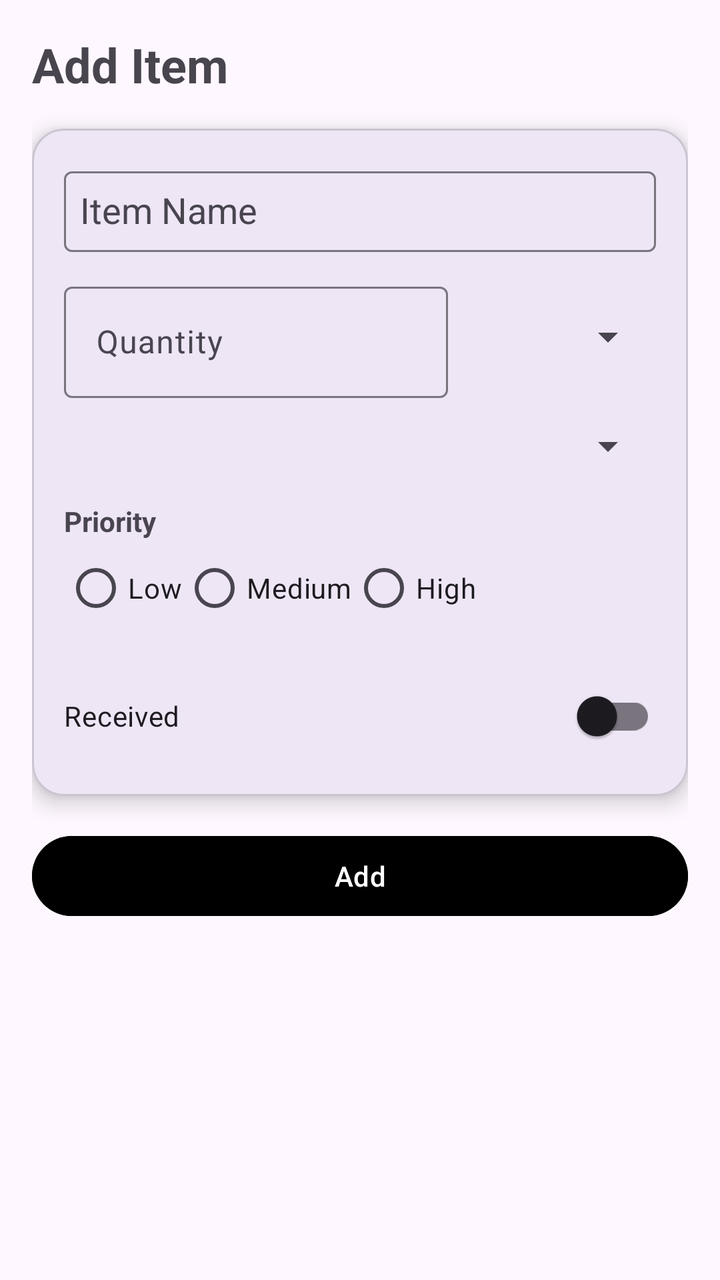
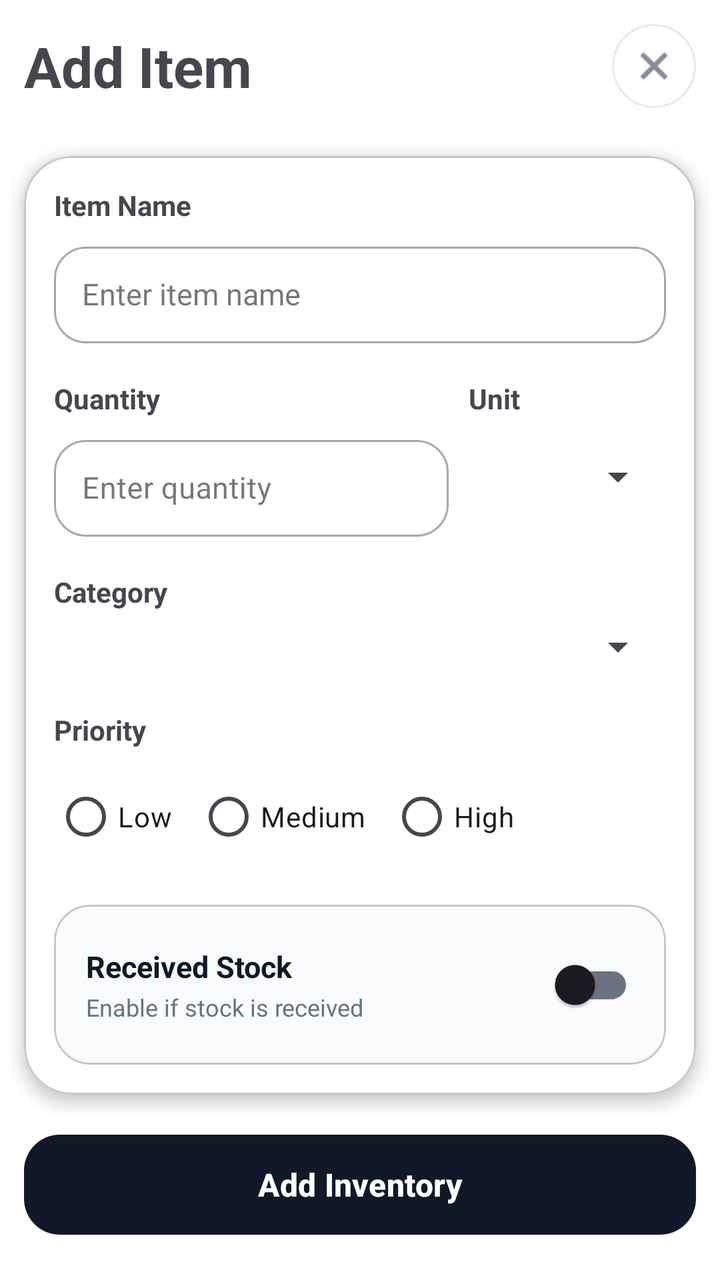

An Android layout rendered at two revisions. The XML below is the earlier revision; the diff shows what the commit changed to produce the second picture.
<!-- AndroidManifest.xml: application theme Theme.MVVMArchitecture -->
<!-- res/layout/bottom_sheet_add.xml -->
<ScrollView xmlns:android="http://schemas.android.com/apk/res/android"
    xmlns:app="http://schemas.android.com/apk/res-auto"
    android:layout_width="match_parent"
    android:layout_height="match_parent"
    android:fillViewport="true"
    android:padding="16dp">

    <LinearLayout
        android:layout_width="match_parent"
        android:layout_height="wrap_content"
        android:orientation="vertical">

        
        <TextView
            android:id="@+id/tvTitle"
            android:layout_width="wrap_content"
            android:layout_height="wrap_content"
            android:text="Add Item"
            android:textSize="24sp"
            android:textStyle="bold"
            android:layout_marginBottom="16dp" />

        
        <com.google.android.material.card.MaterialCardView
            android:layout_width="match_parent"
            android:layout_height="wrap_content"
            app:cardCornerRadius="16dp"
            app:cardElevation="6dp">

            <LinearLayout
                android:layout_width="match_parent"
                android:layout_height="wrap_content"
                android:orientation="vertical"
                android:padding="16dp">

                
                <com.google.android.material.textfield.TextInputLayout
                    android:layout_width="match_parent"
                    android:layout_height="wrap_content"
                    android:hint="Item Name">

                    <AutoCompleteTextView
                        android:id="@+id/etName"
                        android:layout_width="match_parent"
                        android:padding="8dp"
                        android:layout_height="wrap_content"/>
                </com.google.android.material.textfield.TextInputLayout>

                
                <LinearLayout
                    android:layout_width="match_parent"
                    android:layout_height="wrap_content"
                    android:orientation="horizontal"
                    android:layout_marginTop="12dp">

                    <com.google.android.material.textfield.TextInputLayout
                        android:layout_width="0dp"
                        android:layout_height="wrap_content"
                        android:layout_weight="2"
                        android:hint="Quantity">

                        <EditText
                            android:id="@+id/etQuantity"
                            android:layout_width="match_parent"
                            android:layout_height="wrap_content"
                            android:inputType="numberDecimal"/>
                    </com.google.android.material.textfield.TextInputLayout>

                    <com.google.android.material.textfield.TextInputLayout
                        android:layout_width="0dp"
                        android:layout_height="wrap_content"
                        android:layout_weight="1"
                        android:layout_gravity="center"
                        android:layout_marginStart="8dp"
                        android:hint="Unit">

                        <Spinner
                            android:id="@+id/spinnerUnit"
                            android:layout_width="match_parent"
                            android:layout_height="wrap_content"/>
                    </com.google.android.material.textfield.TextInputLayout>
                </LinearLayout>

                
                <com.google.android.material.textfield.TextInputLayout
                    android:layout_width="match_parent"
                    android:layout_height="wrap_content"
                    android:layout_marginTop="12dp"
                    android:hint="Category">

                    <Spinner
                        android:id="@+id/spinnerCategory"
                        android:layout_width="match_parent"
                        android:layout_height="wrap_content"/>
                </com.google.android.material.textfield.TextInputLayout>

                
                <TextView
                    android:layout_width="wrap_content"
                    android:layout_height="wrap_content"
                    android:text="Priority"
                    android:textStyle="bold"
                    android:layout_marginTop="16dp"/>

                
                <RadioGroup
                    android:id="@+id/radioGroupPriority"
                    android:layout_width="match_parent"
                    android:layout_height="wrap_content"
                    android:orientation="horizontal">

                    <RadioButton
                        android:layout_width="wrap_content"
                        android:layout_height="wrap_content"
                        android:text="Low"/>

                    <RadioButton
                        android:layout_width="wrap_content"
                        android:layout_height="wrap_content"
                        android:text="Medium"/>

                    <RadioButton
                        android:layout_width="wrap_content"
                        android:layout_height="wrap_content"
                        android:text="High"/>
                </RadioGroup>

                
                <com.google.android.material.switchmaterial.SwitchMaterial
                    android:id="@+id/switchReceived"
                    android:layout_width="match_parent"
                    android:layout_height="wrap_content"
                    android:text="Received"
                    android:layout_marginTop="16dp"/>

                
                <LinearLayout
                    android:id="@+id/layoutReceived"
                    android:layout_width="match_parent"
                    android:layout_height="wrap_content"
                    android:orientation="vertical"
                    android:layout_marginTop="12dp"
                    android:padding="12dp"
                    android:visibility="gone">

                    <TextView
                        android:layout_width="wrap_content"
                        android:layout_height="wrap_content"
                        android:text="Received Quantity"
                        android:textStyle="bold"/>

                    <SeekBar
                        android:id="@+id/seekReceived"
                        android:layout_width="match_parent"
                        android:layout_height="wrap_content"/>

                    <TextView
                        android:id="@+id/tvReceivedValue"
                        android:layout_width="wrap_content"
                        android:layout_height="wrap_content"
                        android:text="0"/>

                    <com.google.android.material.textfield.TextInputLayout
                        android:layout_width="match_parent"
                        android:layout_height="wrap_content"
                        android:layout_marginTop="8dp"
                        android:hint="Total Cost">

                        <EditText
                            android:id="@+id/etCost"
                            android:layout_width="match_parent"
                            android:layout_height="wrap_content"
                            android:inputType="numberDecimal"/>
                    </com.google.android.material.textfield.TextInputLayout>

                </LinearLayout>

            </LinearLayout>
        </com.google.android.material.card.MaterialCardView>

        
        <com.google.android.material.button.MaterialButton
            android:id="@+id/btnSave"
            android:layout_width="match_parent"
            android:layout_height="48dp"
            android:text="Add"
            android:backgroundTint="@color/black"
            android:layout_marginTop="16dp"/>

        
        <ProgressBar
            android:id="@+id/progress"
            android:layout_width="wrap_content"
            android:layout_height="wrap_content"
            android:layout_gravity="center"
            android:layout_marginTop="12dp"
            android:visibility="gone"/>

    </LinearLayout>
</ScrollView>
<!-- resources referenced by this layout -->
<resources>
  <color name="black">#FF000000</color>
  <style name="Theme.MVVMArchitecture" parent="Base.Theme.MVVMArchitecture" />
  <style name="Base.Theme.MVVMArchitecture" parent="Theme.Material3.DayNight.NoActionBar">
          
          
      </style>
</resources>

<!-- the commit's change to res/layout/bottom_sheet_add.xml (unified diff, before → after) -->
@@ -1,200 +1,412 @@
-<ScrollView xmlns:android="http://schemas.android.com/apk/res/android"
+<?xml version="1.0" encoding="utf-8"?>
+<LinearLayout
+    xmlns:android="http://schemas.android.com/apk/res/android"
     xmlns:app="http://schemas.android.com/apk/res-auto"
     android:layout_width="match_parent"
-    android:layout_height="match_parent"
-    android:fillViewport="true"
-    android:padding="16dp">
-
+    android:layout_height="wrap_content"
+    android:background="?attr/colorOnPrimary"
+    android:orientation="vertical">
+
+    
     <LinearLayout
         android:layout_width="match_parent"
         android:layout_height="wrap_content"
-        android:orientation="vertical">
+        android:elevation="3dp"
+        android:orientation="vertical"
+        android:padding="12dp">
 
         
-        <TextView
-            android:id="@+id/tvTitle"
-            android:layout_width="wrap_content"
-            android:layout_height="wrap_content"
-            android:text="Add Item"
-            android:textSize="24sp"
-            android:textStyle="bold"
-            android:layout_marginBottom="16dp" />
-
-        
-        <com.google.android.material.card.MaterialCardView
+        <LinearLayout
             android:layout_width="match_parent"
             android:layout_height="wrap_content"
-            app:cardCornerRadius="16dp"
-            app:cardElevation="6dp">
+            android:gravity="center_vertical"
+            android:orientation="horizontal">
+
+            
+            <LinearLayout
+                android:layout_width="0dp"
+                android:layout_height="wrap_content"
+                android:layout_weight="1"
+                android:orientation="vertical">
+
+                <TextView
+                    android:id="@+id/tvTitle"
+                    android:layout_width="wrap_content"
+                    android:layout_height="wrap_content"
+                    android:text="Add Item"
+                    android:textSize="28sp"
+                    android:textStyle="bold" />
+
+            </LinearLayout>
+
+            
+            <com.google.android.material.card.MaterialCardView
+                android:id="@+id/btnCloseContainer"
+                android:layout_width="42dp"
+                android:layout_height="42dp"
+                app:cardCornerRadius="21dp"
+                app:cardElevation="0dp"
+                app:strokeColor="#E5E7EB"
+                app:strokeWidth="1dp"
+                app:cardBackgroundColor="#FFFFFF">
+
+                <ImageView
+                    android:id="@+id/btnClose"
+                    android:layout_width="match_parent"
+                    android:layout_height="match_parent"
+                    android:padding="10dp"
+                    android:background="?attr/selectableItemBackgroundBorderless"
+                    android:src="@android:drawable/ic_menu_close_clear_cancel"
+                    app:tint="#374151" />
+
+            </com.google.android.material.card.MaterialCardView>
+        </LinearLayout>
+
+    </LinearLayout>
+    <ScrollView
+        android:layout_width="match_parent"
+        android:layout_height="0dp"
+        android:layout_weight="1"
+        android:fillViewport="true">
+
+        
+        <LinearLayout
+            android:layout_width="match_parent"
+            android:layout_height="wrap_content"
+            android:orientation="vertical">
+
+            <com.google.android.material.card.MaterialCardView
+                android:layout_width="match_parent"
+                android:layout_height="wrap_content"
+                android:layout_margin="12dp"
+                app:cardCornerRadius="24dp"
+                app:cardElevation="4dp">
 
             <LinearLayout
                 android:layout_width="match_parent"
                 android:layout_height="wrap_content"
                 android:orientation="vertical"
-                android:padding="16dp">
-
-                
+                android:background="?attr/customBackgroundColor"
+                android:padding="15dp">
+
+                
+                <TextView
+                    android:layout_width="wrap_content"
+                    android:layout_height="wrap_content"
+                    android:text="Item Name"
+                    android:textStyle="bold"
+                    android:textSize="14sp" />
+
                 <com.google.android.material.textfield.TextInputLayout
-                    android:layout_width="match_parent"
-                    android:layout_height="wrap_content"
-                    android:hint="Item Name">
+                    style="@style/Widget.MaterialComponents.TextInputLayout.OutlinedBox"
+                    android:layout_width="match_parent"
+                    android:layout_height="wrap_content"
+                    android:layout_marginTop="6dp"
+                    app:boxCornerRadiusBottomEnd="16dp"
+                    app:boxCornerRadiusBottomStart="16dp"
+                    app:boxCornerRadiusTopEnd="16dp"
+                    app:boxCornerRadiusTopStart="16dp">
 
                     <AutoCompleteTextView
                         android:id="@+id/etName"
                         android:layout_width="match_parent"
-                        android:padding="8dp"
-                        android:layout_height="wrap_content"/>
+                        android:layout_height="wrap_content"
+                        android:hint="Enter item name"
+                        android:padding="14dp"
+                        android:textColor="#111827"
+                        android:textSize="15sp" />
+
                 </com.google.android.material.textfield.TextInputLayout>
 
                 
                 <LinearLayout
                     android:layout_width="match_parent"
                     android:layout_height="wrap_content"
-                    android:orientation="horizontal"
-                    android:layout_marginTop="12dp">
-
-                    <com.google.android.material.textfield.TextInputLayout
+                    android:layout_marginTop="18dp"
+                    android:orientation="horizontal">
+
+                    
+                    <LinearLayout
                         android:layout_width="0dp"
                         android:layout_height="wrap_content"
                         android:layout_weight="2"
-                        android:hint="Quantity">
-
-                        <EditText
-                            android:id="@+id/etQuantity"
+                        android:orientation="vertical">
+
+                        <TextView
+                            android:layout_width="wrap_content"
+                            android:layout_height="wrap_content"
+                            android:text="Quantity"
+                            android:textStyle="bold"
+                            android:textSize="14sp" />
+
+                        <com.google.android.material.textfield.TextInputLayout
+                            style="@style/Widget.MaterialComponents.TextInputLayout.OutlinedBox"
                             android:layout_width="match_parent"
                             android:layout_height="wrap_content"
-                            android:inputType="numberDecimal"/>
-                    </com.google.android.material.textfield.TextInputLayout>
-
-                    <com.google.android.material.textfield.TextInputLayout
+                            android:layout_marginTop="6dp"
+                            app:boxCornerRadiusBottomEnd="16dp"
+                            app:boxCornerRadiusBottomStart="16dp"
+                            app:boxCornerRadiusTopEnd="16dp"
+                            app:boxCornerRadiusTopStart="16dp">
+
+                            <EditText
+                                android:id="@+id/etQuantity"
+                                android:layout_width="match_parent"
+                                android:layout_height="wrap_content"
+                                android:hint="Enter quantity"
+                                android:inputType="numberDecimal"
+                                android:padding="14dp"
+                                android:textSize="15sp" />
+
+                        </com.google.android.material.textfield.TextInputLayout>
+
+                    </LinearLayout>
+
+                    
+                    <LinearLayout
                         android:layout_width="0dp"
-                        android:layout_height="wrap_content"
+                        android:layout_height="match_parent"
                         android:layout_weight="1"
-                        android:layout_gravity="center"
-                        android:layout_marginStart="8dp"
-                        android:hint="Unit">
-
-                        <Spinner
-                            android:id="@+id/spinnerUnit"
+                        android:layout_marginStart="10dp"
+                        android:orientation="vertical">
+
+                        <TextView
+                            android:layout_width="wrap_content"
+                            android:layout_height="wrap_content"
+                            android:text="Unit"
+                            android:textStyle="bold"
+                            android:textSize="14sp" />
+                        <LinearLayout
                             android:layout_width="match_parent"
-                            android:layout_height="wrap_content"/>
-                    </com.google.android.material.textfield.TextInputLayout>
+                            android:layout_height="match_parent"
+                            android:gravity="center_vertical">
+
+                            <com.google.android.material.textfield.TextInputLayout
+                                style="@style/Widget.MaterialComponents.TextInputLayout.OutlinedBox"
+                                android:layout_width="match_parent"
+                                android:layout_height="wrap_content"
+                                app:boxCornerRadiusBottomEnd="16dp"
+                                app:boxCornerRadiusBottomStart="16dp"
+                                app:boxCornerRadiusTopEnd="16dp"
+                                app:boxCornerRadiusTopStart="16dp">
+
+                                <Spinner
+                                    android:id="@+id/spinnerUnit"
+                                    android:layout_width="match_parent"
+                                    android:layout_height="wrap_content" />
+
+                        </com.google.android.material.textfield.TextInputLayout>
+                        </LinearLayout>
+
+                    </LinearLayout>
+
                 </LinearLayout>
 
                 
+                <TextView
+                    android:layout_width="wrap_content"
+                    android:layout_height="wrap_content"
+                    android:layout_marginTop="18dp"
+                    android:text="Category"
+                    android:textStyle="bold"
+                    android:textSize="14sp" />
+
                 <com.google.android.material.textfield.TextInputLayout
-                    android:layout_width="match_parent"
-                    android:layout_height="wrap_content"
-                    android:layout_marginTop="12dp"
-                    android:hint="Category">
+                    style="@style/Widget.MaterialComponents.TextInputLayout.OutlinedBox"
+                    android:layout_width="match_parent"
+                    android:layout_height="wrap_content"
+                    android:layout_marginTop="6dp"
+                    app:boxCornerRadiusBottomEnd="16dp"
+                    app:boxCornerRadiusBottomStart="16dp"
+                    app:boxCornerRadiusTopEnd="16dp"
+                    app:boxCornerRadiusTopStart="16dp">
 
                     <Spinner
                         android:id="@+id/spinnerCategory"
                         android:layout_width="match_parent"
-                        android:layout_height="wrap_content"/>
+                        android:layout_height="wrap_content" />
+
                 </com.google.android.material.textfield.TextInputLayout>
 
                 
                 <TextView
                     android:layout_width="wrap_content"
                     android:layout_height="wrap_content"
+                    android:layout_marginTop="20dp"
                     android:text="Priority"
                     android:textStyle="bold"
-                    android:layout_marginTop="16dp"/>
-
-                
+                    android:textSize="14sp" />
+
                 <RadioGroup
                     android:id="@+id/radioGroupPriority"
-                    android:layout_width="match_parent"
-                    android:layout_height="wrap_content"
+                    android:layout_width="wrap_content"
+                    android:layout_height="wrap_content"
+                    android:layout_marginTop="10dp"
                     android:orientation="horizontal">
 
                     <RadioButton
-                        android:layout_width="wrap_content"
-                        android:layout_height="wrap_content"
-                        android:text="Low"/>
-
+                        android:id="@+id/rb_low"
+                        android:layout_width="wrap_content"
+                        android:layout_height="wrap_content"
+                        android:text="Low" />
                     <RadioButton
-                        android:layout_width="wrap_content"
-                        android:layout_height="wrap_content"
-                        android:text="Medium"/>
+                        android:id="@+id/rb_medium"
+                        android:layout_width="wrap_content"
+                        android:layout_height="wrap_content"
+                        android:layout_marginStart="12dp"
+                        android:text="Medium" />
 
                     <RadioButton
-                        android:layout_width="wrap_content"
-                        android:layout_height="wrap_content"
-                        android:text="High"/>
+                        android:id="@+id/rb_high"
+                        android:layout_width="wrap_content"
+                        android:layout_height="wrap_content"
+                        android:layout_marginStart="12dp"
+                        android:text="High" />
+
                 </RadioGroup>
 
                 
-                <com.google.android.material.switchmaterial.SwitchMaterial
-                    android:id="@+id/switchReceived"
-                    android:layout_width="match_parent"
-                    android:layout_height="wrap_content"
-                    android:text="Received"
-                    android:layout_marginTop="16dp"/>
+                <com.google.android.material.card.MaterialCardView
+                    android:layout_width="match_parent"
+                    android:layout_height="wrap_content"
+                    android:layout_marginTop="20dp"
+                    app:cardBackgroundColor="#F9FAFB"
+                    app:cardCornerRadius="18dp"
+                    app:cardElevation="0dp">
+
+                    <LinearLayout
+                        android:layout_width="match_parent"
+                        android:layout_height="wrap_content"
+                        android:gravity="center_vertical"
+                        android:orientation="horizontal"
+                        android:padding="16dp">
+
+                        <LinearLayout
+                            android:layout_width="0dp"
+                            android:layout_height="wrap_content"
+                            android:layout_weight="1"
+                            android:orientation="vertical">
+
+                            <TextView
+                                android:layout_width="wrap_content"
+                                android:layout_height="wrap_content"
+                                android:text="Received Stock"
+                                android:textColor="#111827"
+                                android:textStyle="bold"
+                                android:textSize="15sp" />
+
+                            <TextView
+                                android:layout_width="wrap_content"
+                                android:layout_height="wrap_content"
+                                android:layout_marginTop="2dp"
+                                android:text="Enable if stock is received"
+                                android:textColor="#6B7280"
+                                android:textSize="12sp" />
+
+                        </LinearLayout>
+
+                        <com.google.android.material.switchmaterial.SwitchMaterial
+                            android:id="@+id/switchReceived"
+                            android:layout_width="wrap_content"
+                            android:layout_height="wrap_content"
+                            app:trackTint="@color/textSecondary" />
+
+                    </LinearLayout>
+
+                </com.google.android.material.card.MaterialCardView>
 
                 
                 <LinearLayout
                     android:id="@+id/layoutReceived"
                     android:layout_width="match_parent"
                     android:layout_height="wrap_content"
+                    android:layout_marginTop="18dp"
                     android:orientation="vertical"
-                    android:layout_marginTop="12dp"
-                    android:padding="12dp"
+                    android:padding="16dp"
                     android:visibility="gone">
 
                     <TextView
                         android:layout_width="wrap_content"
                         android:layout_height="wrap_content"
                         android:text="Received Quantity"
-                        android:textStyle="bold"/>
+                        android:textStyle="bold" />
 
                     <SeekBar
                         android:id="@+id/seekReceived"
                         android:layout_width="match_parent"
-                        android:layout_height="wrap_content"/>
+                        android:layout_height="wrap_content"
+                        android:layout_marginTop="6dp" />
 
                     <TextView
                         android:id="@+id/tvReceivedValue"
                         android:layout_width="wrap_content"
                         android:layout_height="wrap_content"
-                        android:text="0"/>
+                        android:layout_marginTop="4dp"
+                        android:text="0"
+                        android:textColor="#4F46E5"
+                        android:textStyle="bold"
+                        android:textSize="16sp" />
+
+                    <TextView
+                        android:layout_width="wrap_content"
+                        android:layout_height="wrap_content"
+                        android:layout_marginTop="16dp"
+                        android:text="Total Cost"
+                        android:textStyle="bold"
+                        android:textSize="14sp" />
 
                     <com.google.android.material.textfield.TextInputLayout
+                        style="@style/Widget.MaterialComponents.TextInputLayout.OutlinedBox"
                         android:layout_width="match_parent"
                         android:layout_height="wrap_content"
-                        android:layout_marginTop="8dp"
-                        android:hint="Total Cost">
+                        android:layout_marginTop="6dp"
+                        app:boxCornerRadiusBottomEnd="16dp"
+                        app:boxCornerRadiusBottomStart="16dp"
+                        app:boxCornerRadiusTopEnd="16dp"
+                        app:boxCornerRadiusTopStart="16dp">
 
                         <EditText
                             android:id="@+id/etCost"
                             android:layout_width="match_parent"
                             android:layout_height="wrap_content"
-                            android:inputType="numberDecimal"/>
+                            android:hint="Enter total cost"
+                            android:inputType="numberDecimal"
+                            android:padding="14dp" />
                     </com.google.android.material.textfield.TextInputLayout>
-
                 </LinearLayout>
-
             </LinearLayout>
-        </com.google.android.material.card.MaterialCardView>
-
-        
-        <com.google.android.material.button.MaterialButton
-            android:id="@+id/btnSave"
-            android:layout_width="match_parent"
-            android:layout_height="48dp"
-            android:text="Add"
-            android:backgroundTint="@color/black"
-            android:layout_marginTop="16dp"/>
-
-        
-        <ProgressBar
-            android:id="@+id/progress"
-            android:layout_width="wrap_content"
-            android:layout_height="wrap_content"
-            android:layout_gravity="center"
-            android:layout_marginTop="12dp"
-            android:visibility="gone"/>
-
-    </LinearLayout>
-</ScrollView>
+
+            </com.google.android.material.card.MaterialCardView>
+
+            <FrameLayout
+                android:layout_width="match_parent"
+                android:layout_height="58dp"
+                android:layout_marginStart="12dp"
+                android:layout_marginTop="4dp"
+                android:layout_marginEnd="12dp"
+                android:layout_marginBottom="15dp">
+
+                
+                <com.google.android.material.button.MaterialButton
+                    android:id="@+id/btnSave"
+                    android:layout_width="match_parent"
+                    android:layout_height="match_parent"
+                    android:text="Add Inventory"
+                    android:textColor="?attr/colorOnPrimary"
+                    android:textAllCaps="false"
+                    android:textSize="16sp"
+                    android:textStyle="bold"
+                    app:backgroundTint="?attr/colorPrimary"
+                    app:cornerRadius="18dp" />
+
+                
+                <ProgressBar
+                    android:id="@+id/progress"
+                    android:layout_width="24dp"
+                    android:layout_height="24dp"
+                    android:layout_gravity="center"
+                    android:visibility="gone"/>
+            </FrameLayout>
+        </LinearLayout>
+    </ScrollView>
+</LinearLayout>
<!-- resource entries referenced after the edit -->
@@ -1,10 +1,13 @@
 <!-- resources referenced by this layout -->
 <resources>
-  <color name="black">#FF000000</color>
+  <color name="textSecondary">#6B7280</color>
   <style name="Theme.MVVMArchitecture" parent="Base.Theme.MVVMArchitecture" />
   <style name="Base.Theme.MVVMArchitecture" parent="Theme.Material3.DayNight.NoActionBar">
           
-          
+          <item name="colorPrimary">#111827</item>
+          <item name="colorOnPrimary">#FFFFFF</item>
+          <item name="customBackgroundColor">#FFFFFF</item>
+          <item name="colorPrimaryContainer">#f6f5f3</item>
       </style>
 </resources>
 
